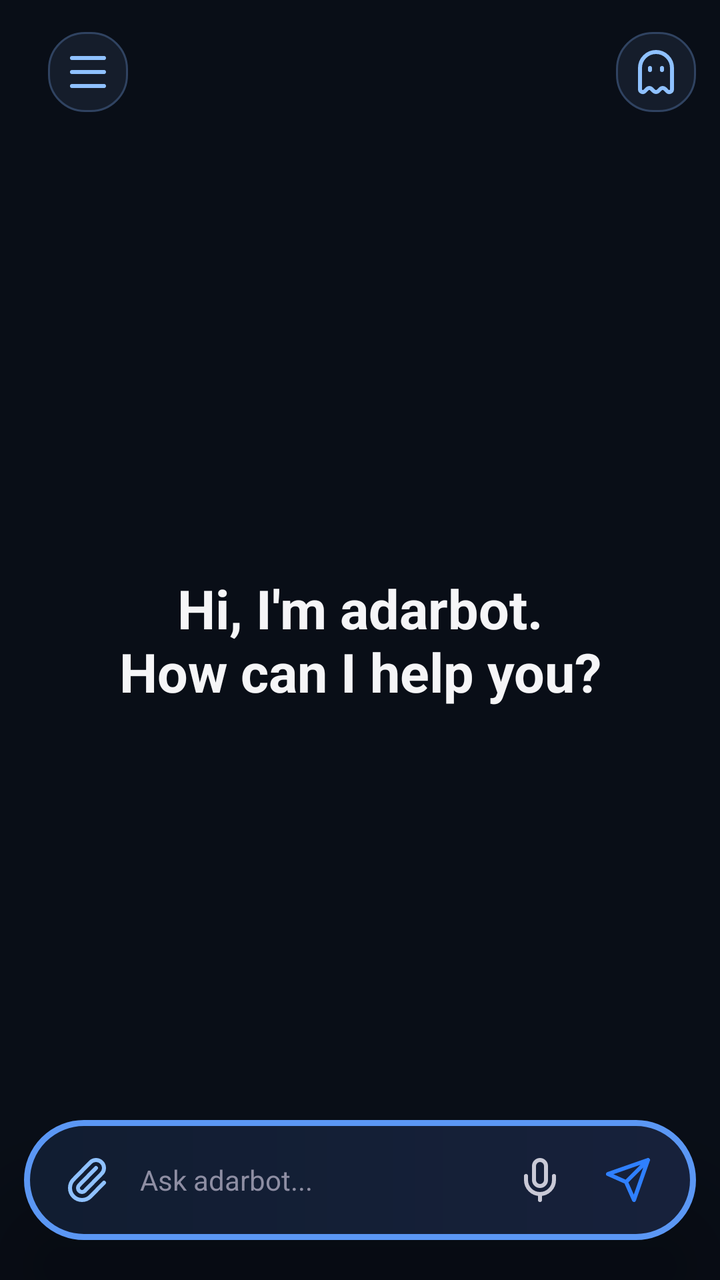
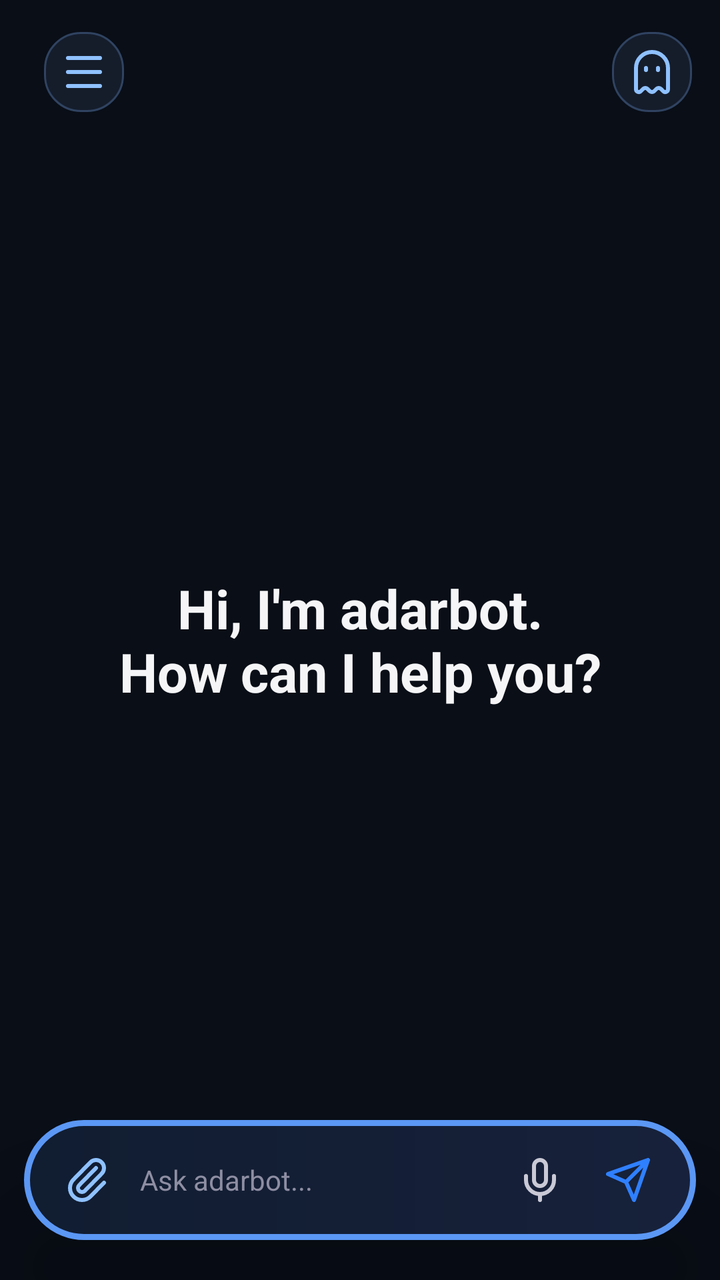

Screens rendered from an Android XML layout before and after an edit, with the pre-edit source and the edit as a unified diff.
<!-- AndroidManifest.xml: activity theme Theme.NemotronVoiceIME -->
<!-- res/layout/activity_chat.xml -->
<?xml version="1.0" encoding="utf-8"?>
<FrameLayout xmlns:android="http://schemas.android.com/apk/res/android"
    android:layout_width="match_parent"
    android:layout_height="match_parent"
    android:background="#090E17">

    <LinearLayout
        android:layout_width="match_parent"
        android:layout_height="match_parent"
        android:orientation="vertical">

    <FrameLayout
        android:layout_width="match_parent"
        android:layout_height="0dp"
        android:layout_weight="1">
        <androidx.recyclerview.widget.RecyclerView
            android:id="@+id/recyclerMessages"
            android:layout_width="match_parent"
            android:layout_height="match_parent"
            android:scrollbars="none"
            android:clipToPadding="false"
            android:paddingTop="92dp"
            android:paddingBottom="112dp" />
        <TextView
            android:id="@+id/welcomeView"
            android:layout_width="match_parent"
            android:layout_height="wrap_content"
            android:layout_gravity="center"
            android:gravity="center"
            android:text="Hi, I'm adarbot.\nHow can I help you?"
            android:textColor="#F5F5F7"
            android:textSize="27sp"
            android:textStyle="bold" />
    </FrameLayout>

    </LinearLayout>

    
    <LinearLayout
        android:layout_width="match_parent"
        android:layout_height="56dp"
        android:layout_gravity="top|center_horizontal"
        android:layout_marginLeft="12dp"
        android:layout_marginTop="8dp"
        android:layout_marginRight="12dp"
        android:background="@android:color/transparent"
        android:gravity="center_vertical"
        android:orientation="horizontal"
        android:paddingLeft="0dp"
        android:paddingRight="0dp">
        <LinearLayout
            android:layout_width="48dp"
            android:layout_height="40dp"
            android:gravity="center_vertical|start"
            android:paddingLeft="8dp"
            android:translationX="4dp">
            <ImageButton
                android:id="@+id/btnMenuChat"
                android:layout_width="40dp"
                android:layout_height="40dp"
                android:background="@drawable/bg_chip"
                android:contentDescription="Open chat menu"
                android:padding="8dp"
                android:src="@drawable/ic_menu"
                android:tint="#8FC1FF" />
            <ImageButton
                android:id="@+id/btnBack"
                android:layout_width="40dp"
                android:layout_height="40dp"
                android:background="?attr/selectableItemBackgroundBorderless"
                android:contentDescription="Back"
                android:padding="8dp"
                android:src="@drawable/ic_back"
                android:tint="#EDEDF0"
                android:visibility="gone" />
        </LinearLayout>
        <TextView
            android:id="@+id/convTitle"
            android:layout_width="0dp"
            android:layout_height="match_parent"
            android:layout_weight="1"
            android:ellipsize="end"
            android:gravity="center"
            android:maxLines="1"
            android:text="adarbot"
            android:textColor="#EDEDF0"
            android:textSize="17sp"
            android:textStyle="bold"
            android:visibility="invisible" />
        <LinearLayout
            android:layout_width="48dp"
            android:layout_height="40dp"
            android:gravity="center_vertical|end">
            <ImageButton
                android:id="@+id/btnIncognitoHome"
                android:layout_width="40dp"
                android:layout_height="40dp"
                android:background="@drawable/bg_chip"
                android:contentDescription="New incognito chat"
                android:padding="9dp"
                android:src="@drawable/ic_ghost"
                android:tint="#8FC1FF" />
            <ImageButton
                android:id="@+id/btnDelete"
                android:layout_width="40dp"
                android:layout_height="40dp"
                android:background="@drawable/bg_chip"
                android:contentDescription="Delete conversation"
                android:padding="10dp"
                android:src="@drawable/ic_trash"
                android:tint="#8FC1FF"
                android:visibility="gone" />
        </LinearLayout>
    </LinearLayout>

    <LinearLayout
        android:id="@+id/chatAttachmentPreview"
        android:layout_width="wrap_content"
        android:layout_height="wrap_content"
        android:layout_gravity="bottom|start"
        android:layout_marginLeft="22dp"
        android:layout_marginBottom="82dp"
        android:orientation="horizontal"
        android:gravity="center_vertical"
        android:padding="6dp"
        android:background="@drawable/bg_assist_preview"
        android:clipToOutline="true"
        android:elevation="24dp"
        android:visibility="gone">
        <ImageView
            android:id="@+id/chatAttachmentImage"
            android:layout_width="72dp"
            android:layout_height="48dp"
            android:background="@drawable/bg_assist_preview"
            android:clipToOutline="true"
            android:contentDescription="Attachment preview"
            android:outlineProvider="background"
            android:scaleType="centerCrop"
            android:visibility="gone" />
        <ImageView
            android:id="@+id/chatFileIcon"
            android:layout_width="32dp"
            android:layout_height="32dp"
            android:layout_marginLeft="6dp"
            android:contentDescription="File icon"
            android:src="@drawable/ic_file"
            android:tint="#8FC1FF"
            android:visibility="gone" />
        <TextView
            android:id="@+id/chatFileName"
            android:layout_width="wrap_content"
            android:layout_height="wrap_content"
            android:layout_marginLeft="8dp"
            android:layout_marginRight="8dp"
            android:ellipsize="end"
            android:maxLines="1"
            android:maxWidth="140dp"
            android:textColor="#EDEDF0"
            android:textSize="13sp"
            android:visibility="gone" />
        <ImageButton
            android:id="@+id/chatAttachmentRemove"
            android:layout_width="28dp"
            android:layout_height="28dp"
            android:background="@drawable/bg_assist_icon"
            android:contentDescription="Remove attachment"
            android:padding="6dp"
            android:src="@drawable/ic_close"
            android:tint="#FFFFFF" />
    </LinearLayout>

    
    <LinearLayout
        android:id="@+id/chatComposer"
        android:layout_width="match_parent"
        android:layout_height="wrap_content"
        android:layout_gravity="bottom"
        android:layout_marginLeft="12dp"
        android:layout_marginRight="12dp"
        android:layout_marginTop="14dp"
        android:layout_marginBottom="20dp"
        android:background="@drawable/bg_float_bar"
        android:elevation="24dp"
        android:translationZ="8dp"
        android:gravity="end"
        android:orientation="vertical"
        android:paddingLeft="12dp"
        android:paddingTop="8dp"
        android:paddingRight="12dp"
        android:paddingBottom="8dp">

        <TextView
            android:id="@+id/modelChip"
            android:layout_width="wrap_content"
            android:layout_height="wrap_content"
            android:layout_marginRight="4dp"
            android:layout_marginBottom="3dp"
            android:background="@drawable/bg_chip"
            android:paddingLeft="12dp"
            android:paddingTop="5dp"
            android:paddingRight="12dp"
            android:paddingBottom="5dp"
            android:text="DeepSeek"
            android:textColor="#C9C9D6"
            android:textSize="12sp"
            android:visibility="gone" />

        <LinearLayout
            android:layout_width="match_parent"
            android:layout_height="wrap_content"
            android:gravity="center_vertical"
            android:orientation="horizontal">

        <ImageButton
            android:id="@+id/btnAttach"
            android:layout_width="40dp"
            android:layout_height="44dp"
            android:background="@android:color/transparent"
            android:contentDescription="Attach"
            android:padding="9dp"
            android:src="@drawable/ic_attach"
            android:tint="#8FC1FF" />

        <EditText
            android:id="@+id/inputField"
            android:layout_width="0dp"
            android:layout_height="wrap_content"
            android:layout_weight="1"
            android:layout_marginLeft="0dp"
            android:layout_marginRight="2dp"
            android:background="@android:color/transparent"
            android:gravity="center_vertical"
            android:hint="Ask adarbot..."
            android:imeOptions="actionSend|flagNoFullscreen"
            android:importantForAutofill="no"
            android:inputType="text|textNoSuggestions"
            android:maxLines="1"
            android:singleLine="true"
            android:paddingLeft="6dp"
            android:paddingRight="6dp"
            android:textColor="#EDEDF0"
            android:textColorHint="#8E8EA3"
            android:textColorHighlight="@color/adarbot_selection"
            android:lineSpacingExtra="4dp"
            android:textSize="14sp" />

        <ImageButton
            android:id="@+id/btnMic"
            android:layout_width="44dp"
            android:layout_height="44dp"
            android:background="@android:color/transparent"
            android:contentDescription="Voice input"
            android:padding="10dp"
            android:src="@drawable/ic_mic"
            android:tint="#C9C9D6" />

        <FrameLayout
            android:layout_width="44dp"
            android:layout_height="44dp">
            <ImageButton
                android:id="@+id/btnSend"
                android:layout_width="match_parent"
                android:layout_height="match_parent"
                android:background="@android:color/transparent"
                android:contentDescription="Send"
                android:padding="10dp"
                android:src="@drawable/ic_send"
                android:tint="#2F80FF" />
        </FrameLayout>
        </LinearLayout>
    </LinearLayout>
</FrameLayout>
<!-- resources referenced by this layout -->
<resources>
  <color name="adarbot_selection">#335B97F4</color>
  <!-- drawable bg_assist_preview (drawable) -->
  <shape xmlns:android="http://schemas.android.com/apk/res/android" android:shape="rectangle">
      <solid android:color="#171B24" />
      <corners android:radius="28dp" />
  </shape>
  <!-- drawable bg_chip (drawable) -->
  <shape xmlns:android="http://schemas.android.com/apk/res/android"
      android:shape="rectangle">
      <solid android:color="#151D2B" />
      <stroke android:width="1dp" android:color="#304361" />
      <corners android:radius="18dp" />
  </shape>
  <!-- drawable bg_float_bar (drawable) -->
  <shape xmlns:android="http://schemas.android.com/apk/res/android" android:shape="rectangle">
      <gradient android:angle="0" android:startColor="#111D31" android:endColor="#17213B" />
      <stroke android:width="3dp" android:color="#5B97F4" />
      <corners android:radius="36dp" />
  </shape>
  <!-- drawable ic_back (drawable) -->
  <vector xmlns:android="http://schemas.android.com/apk/res/android" android:width="24dp" android:height="24dp" android:viewportWidth="24" android:viewportHeight="24">
      <path android:fillColor="#00000000" android:strokeColor="#FFFFFFFF" android:strokeWidth="2" android:strokeLineCap="round" android:strokeLineJoin="round" android:pathData="M12,19L5,12L12,5M19,12L5,12" />
  </vector>
  <!-- drawable ic_close (drawable) -->
  <vector xmlns:android="http://schemas.android.com/apk/res/android" android:width="24dp" android:height="24dp" android:viewportWidth="24" android:viewportHeight="24">
      <path android:fillColor="#00000000" android:strokeColor="#FFFFFFFF" android:strokeWidth="2" android:strokeLineCap="round" android:pathData="M18,6L6,18M6,6L18,18" />
  </vector>
  <!-- drawable ic_menu (drawable) -->
  <vector xmlns:android="http://schemas.android.com/apk/res/android" android:width="24dp" android:height="24dp" android:viewportWidth="24" android:viewportHeight="24">
      <path android:fillColor="#00000000" android:strokeColor="#FFFFFFFF" android:strokeWidth="2" android:strokeLineCap="round" android:pathData="M4,5L20,5M4,12L20,12M4,19L20,19" />
  </vector>
  <!-- drawable ic_send (drawable) -->
  <vector xmlns:android="http://schemas.android.com/apk/res/android" android:width="24dp" android:height="24dp" android:viewportWidth="24" android:viewportHeight="24">
      <path android:fillColor="#00000000" android:strokeColor="#FFFFFFFF" android:strokeWidth="2" android:strokeLineCap="round" android:strokeLineJoin="round" android:pathData="M22,2L11,13M22,2L15,22L11,13L2,9Z" />
  </vector>
  <style name="Theme.NemotronVoiceIME" parent="Theme.Material3.DayNight.NoActionBar">
          <item name="colorPrimary">@color/accent</item>
          <item name="colorPrimaryVariant">@color/accent_dark</item>
          <item name="colorOnPrimary">@color/text_light</item>
          <item name="colorControlActivated">@color/adarbot_accent</item>
          <item name="android:statusBarColor">@color/bg_primary</item>
      </style>
  <color name="accent">#76B900</color>
  <color name="accent_dark">#5A8C00</color>
  <color name="text_light">#FFFFFF</color>
  <color name="adarbot_accent">#5B97F4</color>
  <color name="bg_primary">#1A1A2E</color>
  <!-- unchanged entries left out for length: 6 -->
</resources>

<!-- the commit's change to res/layout/activity_chat.xml (unified diff, before → after) -->
@@ -33,6 +33,36 @@
             android:textStyle="bold" />
     </FrameLayout>
 
+    </LinearLayout>
+
+    <LinearLayout
+        android:id="@+id/scrollControls"
+        android:layout_width="wrap_content"
+        android:layout_height="wrap_content"
+        android:layout_gravity="end|center_vertical"
+        android:layout_marginEnd="12dp"
+        android:orientation="vertical"
+        android:visibility="gone"
+        android:elevation="20dp">
+        <ImageButton
+            android:id="@+id/scrollTop"
+            android:layout_width="38dp"
+            android:layout_height="38dp"
+            android:background="@drawable/bg_chip"
+            android:contentDescription="Go to top"
+            android:padding="8dp"
+            android:src="@drawable/ic_swipe_up"
+            android:tint="#8FC1FF" />
+        <ImageButton
+            android:id="@+id/scrollBottom"
+            android:layout_width="38dp"
+            android:layout_height="38dp"
+            android:layout_marginTop="6dp"
+            android:background="@drawable/bg_chip"
+            android:contentDescription="Go to bottom"
+            android:padding="8dp"
+            android:src="@drawable/ic_swipe_down"
+            android:tint="#8FC1FF" />
     </LinearLayout>
 
     
@@ -53,7 +83,7 @@
             android:layout_height="40dp"
             android:gravity="center_vertical|start"
             android:paddingLeft="8dp"
-            android:translationX="4dp">
+            android:translationX="2dp">
             <ImageButton
                 android:id="@+id/btnMenuChat"
                 android:layout_width="40dp"
@@ -90,7 +120,8 @@
         <LinearLayout
             android:layout_width="48dp"
             android:layout_height="40dp"
-            android:gravity="center_vertical|end">
+            android:gravity="center_vertical|end"
+            android:translationX="-2dp">
             <ImageButton
                 android:id="@+id/btnIncognitoHome"
                 android:layout_width="40dp"
<!-- resource entries referenced after the edit -->
@@ -35,6 +35,20 @@
   <vector xmlns:android="http://schemas.android.com/apk/res/android" android:width="24dp" android:height="24dp" android:viewportWidth="24" android:viewportHeight="24">
       <path android:fillColor="#00000000" android:strokeColor="#FFFFFFFF" android:strokeWidth="2" android:strokeLineCap="round" android:strokeLineJoin="round" android:pathData="M22,2L11,13M22,2L15,22L11,13L2,9Z" />
   </vector>
+  <!-- drawable ic_swipe_down (drawable) -->
+  <vector xmlns:android="http://schemas.android.com/apk/res/android"
+      android:width="24dp"
+      android:height="24dp"
+      android:viewportWidth="24"
+      android:viewportHeight="24">
+      <path
+          android:fillColor="#FFFFFFFF"
+          android:pathData="M11,4h2v11.2l3.6,-3.6L18,13l-6,6 -6,-6 1.4,-1.4 3.6,3.6zM4,3h16v2H4z" />
+  </vector>
+  <!-- drawable ic_swipe_up (drawable) -->
+  <vector xmlns:android="http://schemas.android.com/apk/res/android" android:width="24dp" android:height="24dp" android:viewportWidth="24" android:viewportHeight="24">
+      <path android:fillColor="#FFFFFFFF" android:pathData="M11,20h2V8.8l3.6,3.6L18,11l-6,-6 -6,6 1.4,1.4L11,8.8zM4,21h16v-2H4z" />
+  </vector>
   <style name="Theme.NemotronVoiceIME" parent="Theme.Material3.DayNight.NoActionBar">
           <item name="colorPrimary">@color/accent</item>
           <item name="colorPrimaryVariant">@color/accent_dark</item>
